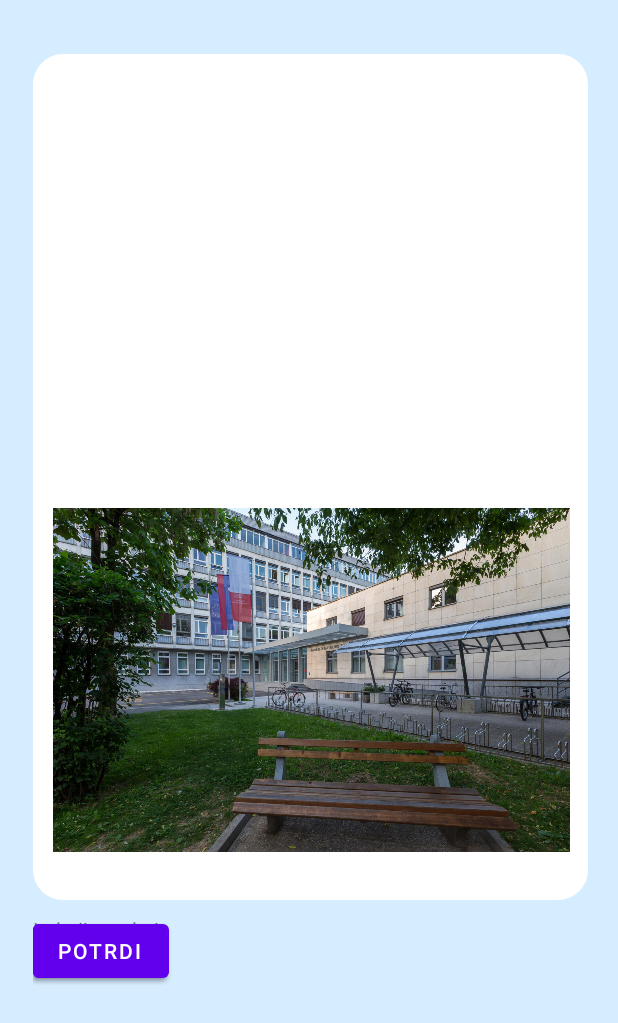
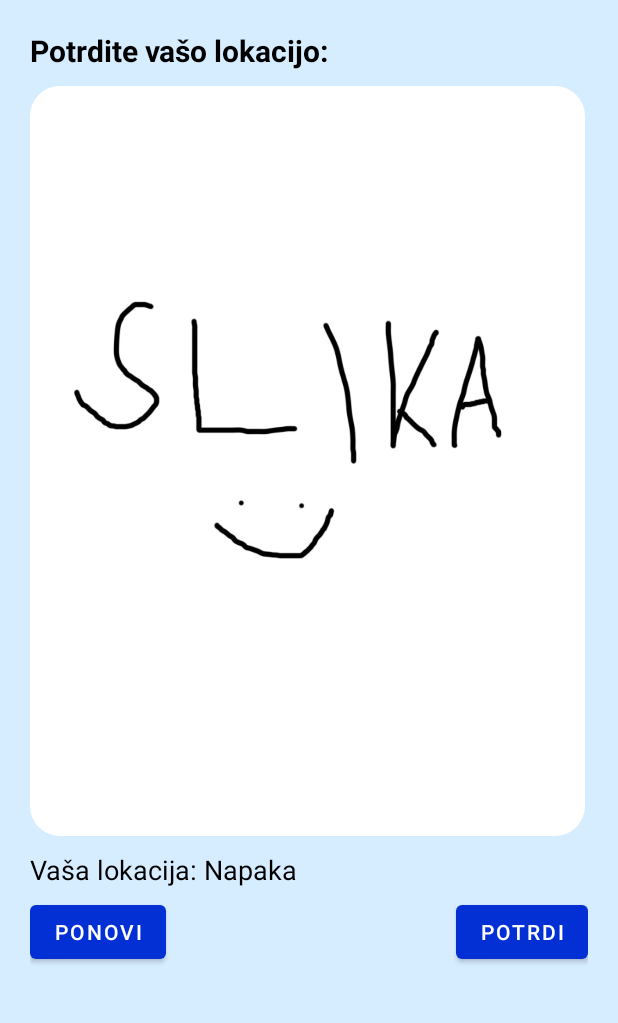
Before and after one commit to timotejsalamon/SnapMap, an Android app: the layout potrdi_sliko.xml on its own in the app's theme, with its tools: preview values and no code run, on a phone screen of 412 x 824 dp. Shown: the top 1023 px of the screen. Run offline under Robolectric (Android 15) with nearby library versions, the phone set to English and light mode, and no system bars.

Commit message:
Lokacija ob slikanju

```diff
--- a/app/src/main/AndroidManifest.xml
+++ b/app/src/main/AndroidManifest.xml
@@ -19,6 +19,10 @@
         <meta-data
             android:name="com.google.android.geo.API_KEY"
             android:value="${MAPS_API_KEY}" />
+        <activity
+            android:parentActivityName=".Slikaj"
+            android:name=".PotrdiSliko"
+            android:exported="false"/>
         <activity
             android:parentActivityName=".MainActivity"
             android:name=".Lokacija"
--- a/app/src/main/java/si/uni_lj/fe/tnuv/snapmap/Lokacija.java
+++ b/app/src/main/java/si/uni_lj/fe/tnuv/snapmap/Lokacija.java
@@ -18,6 +18,8 @@ import android.Manifest;
 import android.content.pm.PackageManager;
 import android.location.Location;
 import android.view.View;
+import android.view.Window;
+import android.view.WindowManager;
 import android.widget.Button;
 import android.widget.Toast;
 import androidx.annotation.NonNull;
@@ -43,6 +45,9 @@ public class Lokacija extends AppCompatActivity implements OnMapReadyCallback, G
     @Override
     protected void onCreate(Bundle savedInstanceState) {
         super.onCreate(savedInstanceState);
+        requestWindowFeature(Window.FEATURE_NO_TITLE);
+        this.getWindow().setFlags(WindowManager.LayoutParams.FLAG_FULLSCREEN, WindowManager.LayoutParams.FLAG_FULLSCREEN);
+        getSupportActionBar().hide();
         setContentView(R.layout.lokacija);
 
         Button gumb = findViewById(R.id.potrdi_lokacijo);
--- a/app/src/main/java/si/uni_lj/fe/tnuv/snapmap/MainActivity.java
+++ b/app/src/main/java/si/uni_lj/fe/tnuv/snapmap/MainActivity.java
@@ -7,6 +7,8 @@ import android.graphics.Bitmap;
 import android.os.Bundle;
 import android.os.Environment;
 import android.view.View;
+import android.view.Window;
+import android.view.WindowManager;
 import android.widget.ImageView;
 
 import android.graphics.BitmapFactory;
@@ -22,6 +24,9 @@ public class MainActivity extends AppCompatActivity {
     @Override
     protected void onCreate(Bundle savedInstanceState) {
         super.onCreate(savedInstanceState);
+        requestWindowFeature(Window.FEATURE_NO_TITLE);
+        this.getWindow().setFlags(WindowManager.LayoutParams.FLAG_FULLSCREEN, WindowManager.LayoutParams.FLAG_FULLSCREEN);
+        getSupportActionBar().hide();
         setContentView(R.layout.activity_main);
 
         ugibaj = findViewById(R.id.lokacija_gumb);
--- a/app/src/main/res/layout/potrdi_sliko.xml
+++ b/app/src/main/res/layout/potrdi_sliko.xml
@@ -1,120 +1,83 @@
 <?xml version="1.0" encoding="utf-8"?>
 <androidx.constraintlayout.widget.ConstraintLayout xmlns:android="http://schemas.android.com/apk/res/android"
     xmlns:app="http://schemas.android.com/apk/res-auto"
+    android:layout_width="match_parent"
+    android:layout_height="match_parent"
     xmlns:tools="http://schemas.android.com/tools"
+    android:background="@color/bgMain"
+    tools:context=".PotrdiSliko">
+
+        <LinearLayout
             android:layout_width="match_parent"
-    android:layout_height="match_parent">
+            android:layout_height="match_parent"
+            android:orientation="vertical"
+            android:padding="20dp"
+            app:layout_constraintBottom_toBottomOf="parent"
+            app:layout_constraintEnd_toEndOf="parent"
+            app:layout_constraintStart_toStartOf="parent"
+            app:layout_constraintTop_toTopOf="parent">
+
+            <TextView
+                android:layout_width="wrap_content"
+                android:layout_height="wrap_content"
+                android:text="Potrdite vašo lokacijo:"
+                android:paddingBottom="10dp"
+                android:textSize="20dp"
+                android:textColor="@color/black"
+                android:textStyle="bold" />
 
             <androidx.constraintlayout.widget.ConstraintLayout
-        android:id="@+id/ime1"
+                android:id="@+id/lokacija1"
+                android:layout_width="370dp"
+                android:layout_height="500dp"
+                android:layout_marginBottom="10dp"
+                android:background="@drawable/rounded">
+
+                <ImageView
+                    android:id="@+id/slikaPreview"
                     android:layout_width="match_parent"
                     android:layout_height="match_parent"
-        android:background="@color/bgMain"
-        tools:context=".MainActivity"
-        tools:layout_editor_absoluteX="0dp"
-        tools:layout_editor_absoluteY="0dp">
+                    app:srcCompat="@drawable/placeholder"  />
 
-        <ScrollView
-            android:id="@+id/Scroll"
-            android:layout_width="wrap_content"
+            </androidx.constraintlayout.widget.ConstraintLayout>
+
+            <TextView
+                android:id="@+id/lokacijaText"
+                android:layout_width="match_parent"
                 android:layout_height="wrap_content"
-            android:layout_marginTop="16dp"
-            android:orientation="vertical"
-            app:layout_constraintEnd_toEndOf="parent"
-            app:layout_constraintHorizontal_bias="1.0"
-            app:layout_constraintStart_toStartOf="parent"
-            app:layout_constraintTop_toTopOf="parent">
+                android:textSize="18dp"
+                android:textColor="@color/black"
+                android:text="Vaša lokacija: Napaka" />
 
             <LinearLayout
                 android:layout_width="match_parent"
                 android:layout_height="wrap_content"
-                android:orientation="vertical"
-                android:padding="20dp">
-
-                <androidx.constraintlayout.widget.ConstraintLayout
-                    android:id="@+id/lokacija1"
-                    android:layout_width="370dp"
-                    android:layout_height="564dp"
-                    android:layout_marginBottom="10dp"
-                    android:background="@drawable/rounded">
-
-                    <ImageView
-                        android:id="@+id/lokacija1Slika2"
-                        android:layout_width="395dp"
-                        android:layout_height="wrap_content"
-                        android:layout_marginTop="-15dp"
-                        android:layout_marginBottom="32dp"
-                        android:adjustViewBounds="true"
-                        android:contentDescription="@string/lokacija_1"
-                        android:paddingLeft="25dp"
-                        android:paddingRight="25dp"
-                        android:scaleType="centerCrop"
                 app:layout_constraintBottom_toBottomOf="parent"
                 app:layout_constraintEnd_toEndOf="parent"
                 app:layout_constraintStart_toStartOf="parent"
                 app:layout_constraintTop_toTopOf="parent"
-                        app:layout_constraintVertical_bias="1.0"
-                        app:srcCompat="@drawable/fe" />
-
-                    <ImageView
-                        android:id="@+id/lokacija1Slika"
-                        android:layout_width="395dp"
-                        android:layout_height="wrap_content"
-                        android:layout_marginTop="-15dp"
-                        android:layout_marginBottom="32dp"
-                        android:adjustViewBounds="true"
-                        android:contentDescription="@string/lokacija_1"
-                        android:paddingLeft="25dp"
-                        android:paddingRight="25dp"
-                        android:scaleType="centerCrop"
-                        app:layout_constraintBottom_toBottomOf="parent"
-                        app:layout_constraintEnd_toEndOf="parent"
-                        app:layout_constraintStart_toStartOf="parent"
-                        app:layout_constraintTop_toTopOf="parent"
-                        app:layout_constraintVertical_bias="1.0"
-                        app:srcCompat="@drawable/fe" />
-
-
-                </androidx.constraintlayout.widget.ConstraintLayout>
-
-
-                <androidx.constraintlayout.widget.ConstraintLayout
-                    android:layout_width="350dp"
-                    android:layout_height="100dp" >
-
+                android:paddingTop="5dp"
+                android:orientation="horizontal">
 
                 <Button
-                        android:id="@+id/button"
+                    android:id="@+id/ponoviBtn"
                     android:layout_width="wrap_content"
                     android:layout_height="wrap_content"
-                        android:text="@string/ponovi"
-                        tools:ignore="MissingConstraints"
-                        tools:layout_editor_absoluteX="28dp"
-                        tools:layout_editor_absoluteY="46dp" />
+                    android:text="Ponovi" />
+
+                <Space
+                    android:layout_width="0dp"
+                    android:layout_height="50dp"
+                    android:layout_weight="1"></Space>
 
                 <Button
-                        android:id="@+id/button3"
+                    android:id="@+id/potrdiBtn"
                     android:layout_width="wrap_content"
                     android:layout_height="wrap_content"
-                        android:text="@string/potrdi"
-                        tools:ignore="MissingConstraints"
-                        tools:layout_editor_absoluteX="240dp"
-                        tools:layout_editor_absoluteY="46dp" />
-
-                    <TextView
-                        android:id="@+id/textView"
-                        android:layout_width="wrap_content"
-                        android:layout_height="wrap_content"
-                        android:text="Lokcija: nekaj"
-                        tools:layout_editor_absoluteX="28dp"
-                        tools:layout_editor_absoluteY="1dp"
-                        tools:ignore="MissingConstraints" />
-                </androidx.constraintlayout.widget.ConstraintLayout>
+                    android:text="Potrdi" />
 
             </LinearLayout>
 
-
-        </ScrollView>
+        </LinearLayout>
 
 </androidx.constraintlayout.widget.ConstraintLayout>
-</androidx.constraintlayout.widget.ConstraintLayout>
--- a/app/src/main/res/values/colors.xml
+++ b/app/src/main/res/values/colors.xml
@@ -2,10 +2,12 @@
 <resources>
     <color name="purple_200">#FFBB86FC</color>
     <color name="purple_500">#FF6200EE</color>
-    <color name="purple_700">#FF3700B3</color>
+    <color name="purple_700">#0230D5</color>
     <color name="teal_200">#FF03DAC5</color>
     <color name="teal_700">#FF018786</color>
     <color name="black">#FF000000</color>
     <color name="white">#FFFFFFFF</color>
     <color name="bgMain">#D6ECFF</color>
+    <color name="progBg">#61A5A3</color>
+    <color name="progFg">#30D5C1</color>
 </resources>
--- a/app/src/main/res/values/themes.xml
+++ b/app/src/main/res/values/themes.xml
@@ -2,7 +2,7 @@
     <!-- Base application theme. -->
     <style name="Theme.SnapMap" parent="Theme.MaterialComponents.DayNight.DarkActionBar">
         <!-- Primary brand color. -->
-        <item name="colorPrimary">@color/purple_500</item>
+        <item name="colorPrimary">@color/purple_700</item>
         <item name="colorPrimaryVariant">@color/purple_700</item>
         <item name="colorOnPrimary">@color/white</item>
         <!-- Secondary brand color. -->
```
Also changed, not shown: app/src/main/java/si/uni_lj/fe/tnuv/snapmap/PotrdiSliko.java (+71 -1 lines), app/src/main/java/si/uni_lj/fe/tnuv/snapmap/Rezultat.java (+10 -1 lines), app/src/main/java/si/uni_lj/fe/tnuv/snapmap/Slikaj.java (+70 -1 lines), app/src/main/res/layout/rezultat.xml (+21 -4 lines), app/src/main/res/drawable/placeholder.jpg (added). Lines whose indentation alone changed are shown as unchanged.
